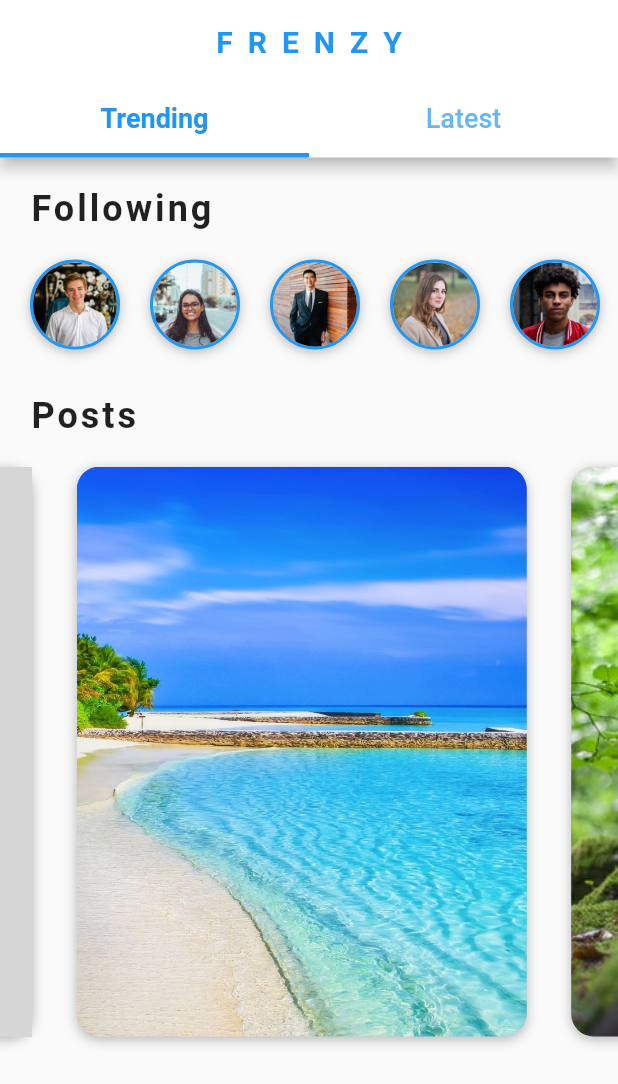
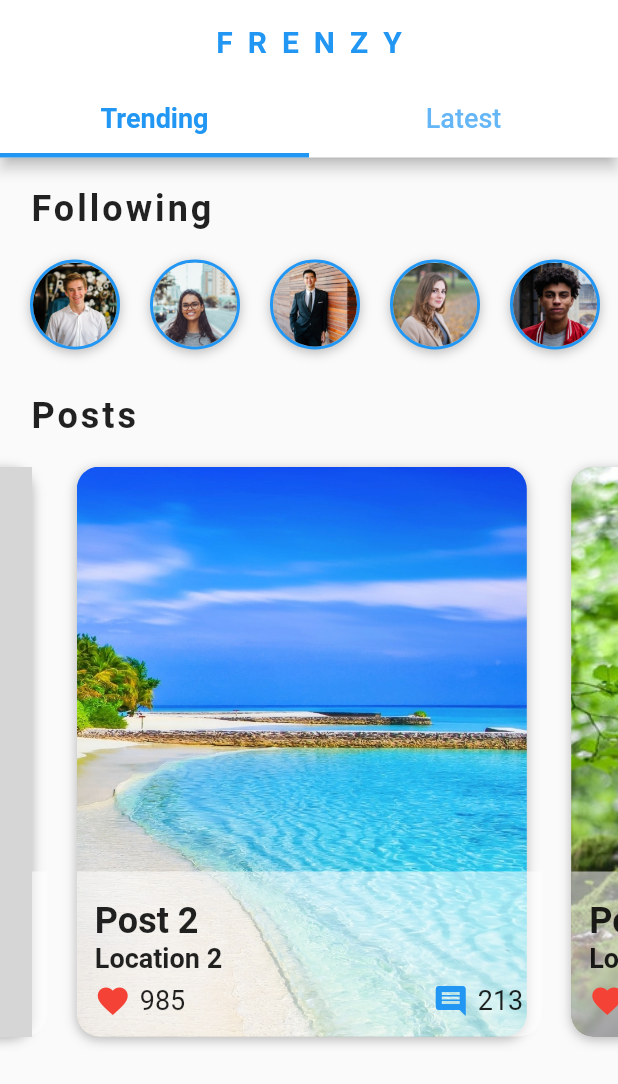
Before and after one commit to JajaHarris/flutter_social_ui, a Flutter app: the HomeScreen screen opened directly, swiped to page 3, on a phone screen of 412 x 824 dp. Shown: the top 1084 px of the screen. Run offline on Flutter 3.47's test engine with Material 2 defaults, Android fonts, the phone set to English and light mode, and no system bars; grey boxes are pictures that could not be loaded.

Commit message:
implemented image overlay and related stats

```diff
--- a/lib/widgets/posts_carousel_widget.dart
+++ b/lib/widgets/posts_carousel_widget.dart
@@ -5,11 +5,14 @@ class PostsCarouselWidget extends StatelessWidget {
   final PageController pageController;
   final String title;
   final List<Post> posts;
+  BuildContext _context;
 
   PostsCarouselWidget({this.pageController, this.title, this.posts});
 
   @override
   Widget build(BuildContext context) {
+    _context = context;
+
     return Column(
       crossAxisAlignment: CrossAxisAlignment.start,
       children: <Widget>[
@@ -36,14 +39,16 @@ class PostsCarouselWidget extends StatelessWidget {
     var post = posts[index];
 
     return Stack(
-      children: <Widget>[
-        Container(
+      children: <Widget>[_postImage(post), _imageOverlay(post)],
+    );
+  }
+
+  Container _postImage(Post post) {
+    return Container(
       margin: EdgeInsets.all(10),
-          decoration: BoxDecoration(
-              borderRadius: BorderRadius.circular(15),
-              boxShadow: [
-                BoxShadow(
-                    color: Colors.black26, offset: Offset(0, 2), blurRadius: 6),
+      decoration:
+          BoxDecoration(borderRadius: BorderRadius.circular(15), boxShadow: [
+        BoxShadow(color: Colors.black26, offset: Offset(0, 2), blurRadius: 6),
       ]),
       child: ClipRRect(
         borderRadius: BorderRadius.circular(15),
@@ -54,8 +59,86 @@ class PostsCarouselWidget extends StatelessWidget {
           fit: BoxFit.cover,
         ),
       ),
+    );
+  }
+
+  Widget _imageOverlay(Post post) {
+    return Positioned(
+      left: 10,
+      bottom: 10,
+      right: 10,
+      child: Container(
+        child: _overlayInfo(post),
+        padding: EdgeInsets.all(12),
+        height: 110,
+        decoration: BoxDecoration(
+            color: Colors.white54,
+            borderRadius: BorderRadius.only(
+                bottomLeft: Radius.circular(15),
+                bottomRight: Radius.circular(15))),
+      ),
+    );
+  }
+
+  Widget _overlayInfo(Post post) {
+    return Column(
+      mainAxisAlignment: MainAxisAlignment.end,
+      crossAxisAlignment: CrossAxisAlignment.start,
+      children: <Widget>[
+        _overlayTitle(post),
+        _overlayLocation(post),
+        SizedBox(height: 6),
+        _overlayStats(post)
+      ],
+    );
+  }
+
+  Widget _overlayStats(Post post) {
+    return Row(
+      mainAxisAlignment: MainAxisAlignment.spaceBetween,
+      children: <Widget>[
+        _createStat(Icons.favorite, Colors.red, post.likes),
+        _createStat(
+          Icons.comment,
+          Theme.of(_context).primaryColor,
+          post.comments,
         ),
       ],
+    );
+  }
+
+  Widget _createStat(IconData statIcon, Color iconColor, int statCount) {
+    return Row(
+      children: <Widget>[
+        Icon(statIcon, color: iconColor),
+        SizedBox(width: 6),
+        Text(
+          statCount.toString(),
+          style: TextStyle(fontSize: 18),
+        )
+      ],
+    );
+  }
+
+  Widget _overlayTitle(Post post) {
+    return Text(
+      post.title,
+      overflow: TextOverflow.ellipsis,
+      style: TextStyle(
+        fontSize: 24,
+        fontWeight: FontWeight.bold,
+      ),
+    );
+  }
+
+  Widget _overlayLocation(Post post) {
+    return Text(
+      post.location,
+      overflow: TextOverflow.ellipsis,
+      style: TextStyle(
+        fontSize: 18,
+        fontWeight: FontWeight.w600,
+      ),
     );
   }
 
```
Lines whose indentation alone changed are shown as unchanged.
